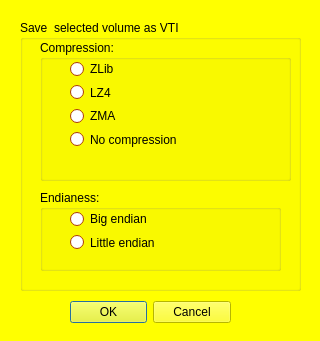
First picture: the form in MorphoDig/Qt/mqSaveVTIDialog.ui, repository morphomuseum/MorphoDig, before the edit.
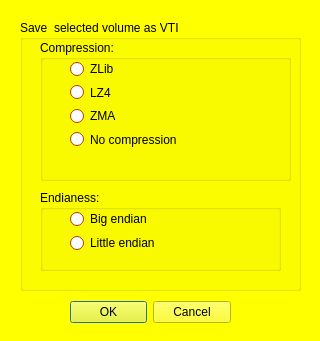
Second picture: the form after the edit.

Commit message: Menu and caption...

Patch:
```diff
--- a/MorphoDig/Qt/mqSaveVTIDialog.ui
+++ b/MorphoDig/Qt/mqSaveVTIDialog.ui
@@ -949,7 +949,7 @@
        <x>30</x>
        <y>20</y>
        <width>160</width>
-       <height>41</height>
+       <height>42</height>
       </rect>
      </property>
      <layout class="QVBoxLayout" name="verticalLayout1_4">
```
Left out of the diff: 2 changed lines with no effect on the pictures. The commit also changes 1 other file.
